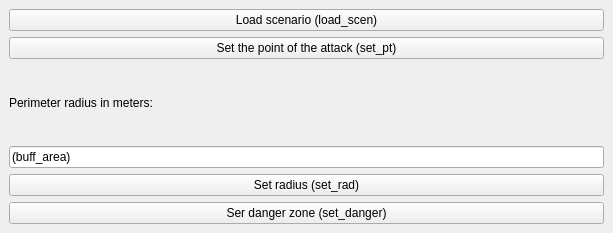
Qt form Evacu8/Evacu8/Evacu8_dockwidget_base.ui (fhb1990/GEO1005) before a commit.
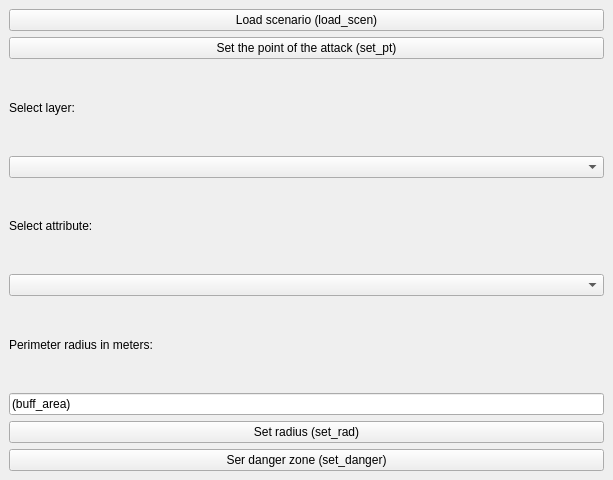
The same form after that commit.

Commit message: buffer button

What changed in the file:
```diff
--- a/Evacu8/Evacu8/Evacu8_dockwidget_base.ui
+++ b/Evacu8/Evacu8/Evacu8_dockwidget_base.ui
@@ -7,7 +7,7 @@
     <x>0</x>
     <y>0</y>
     <width>613</width>
-    <height>233</height>
+    <height>480</height>
    </rect>
   </property>
   <property name="windowTitle">
@@ -22,14 +22,7 @@
       </property>
      </widget>
     </item>
-    <item row="3" column="0">
-     <widget class="QLineEdit" name="buff_area">
-      <property name="text">
-       <string>(buff_area)</string>
-      </property>
-     </widget>
-    </item>
-    <item row="4" column="0">
+    <item row="8" column="0">
      <widget class="QPushButton" name="set_rad">
       <property name="sizePolicy">
        <sizepolicy hsizetype="Minimum" vsizetype="Fixed">
@@ -48,14 +41,7 @@
       </property>
      </widget>
     </item>
-    <item row="2" column="0">
-     <widget class="QLabel" name="selectAttributeLabel">
-      <property name="text">
-       <string>Perimeter radius in meters:</string>
-      </property>
-     </widget>
-    </item>
-    <item row="5" column="0">
+    <item row="9" column="0">
      <widget class="QPushButton" name="set_danger">
       <property name="mouseTracking">
        <bool>true</bool>
@@ -78,6 +64,40 @@
       </property>
      </widget>
     </item>
+    <item row="7" column="0">
+     <widget class="QLineEdit" name="buff_area">
+      <property name="text">
+       <string>(buff_area)</string>
+      </property>
+     </widget>
+    </item>
+    <item row="6" column="0">
+     <widget class="QLabel" name="selectAttributeLabel">
+      <property name="text">
+       <string>Perimeter radius in meters:</string>
+      </property>
+     </widget>
+    </item>
+    <item row="2" column="0">
+     <widget class="QLabel" name="selectLayerLabel">
+      <property name="text">
+       <string>Select layer:</string>
+      </property>
+     </widget>
+    </item>
+    <item row="4" column="0">
+     <widget class="QLabel" name="selectAttributeLabel_2">
+      <property name="text">
+       <string>Select attribute:</string>
+      </property>
+     </widget>
+    </item>
+    <item row="3" column="0">
+     <widget class="QComboBox" name="selectLayerCombo"/>
+    </item>
+    <item row="5" column="0">
+     <widget class="QComboBox" name="selectAttributeCombo"/>
+    </item>
    </layout>
   </widget>
  </widget>
```
Left out of the diff: 12 changed lines with no effect on the pictures. The commit also changes 5 other files.
